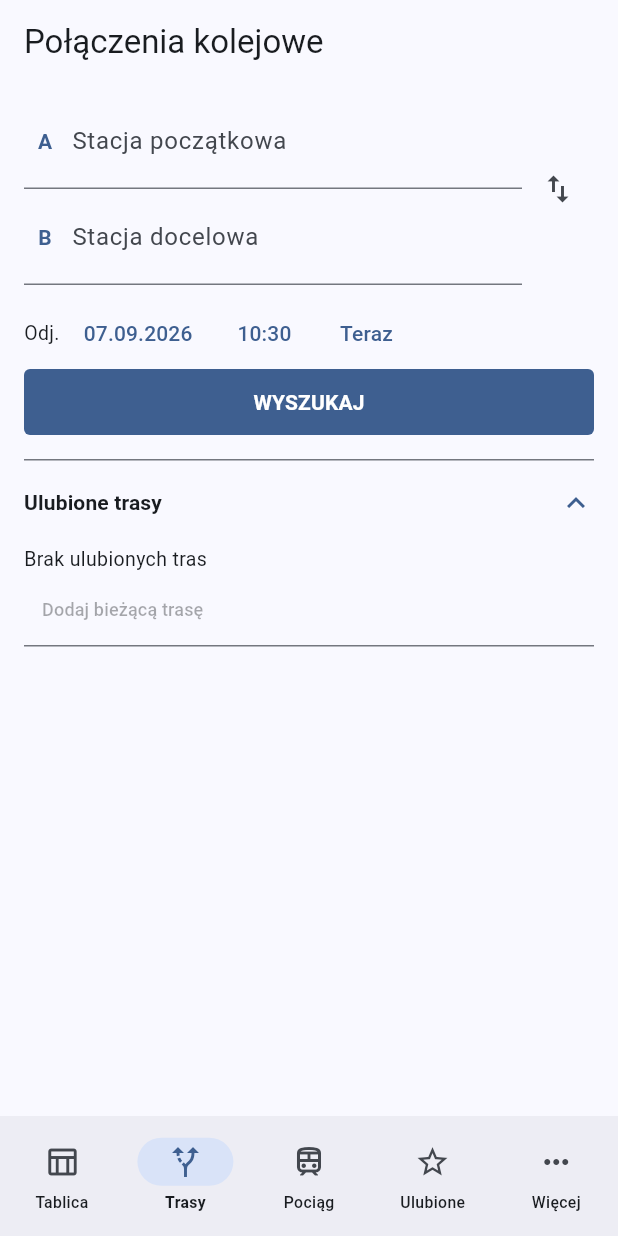
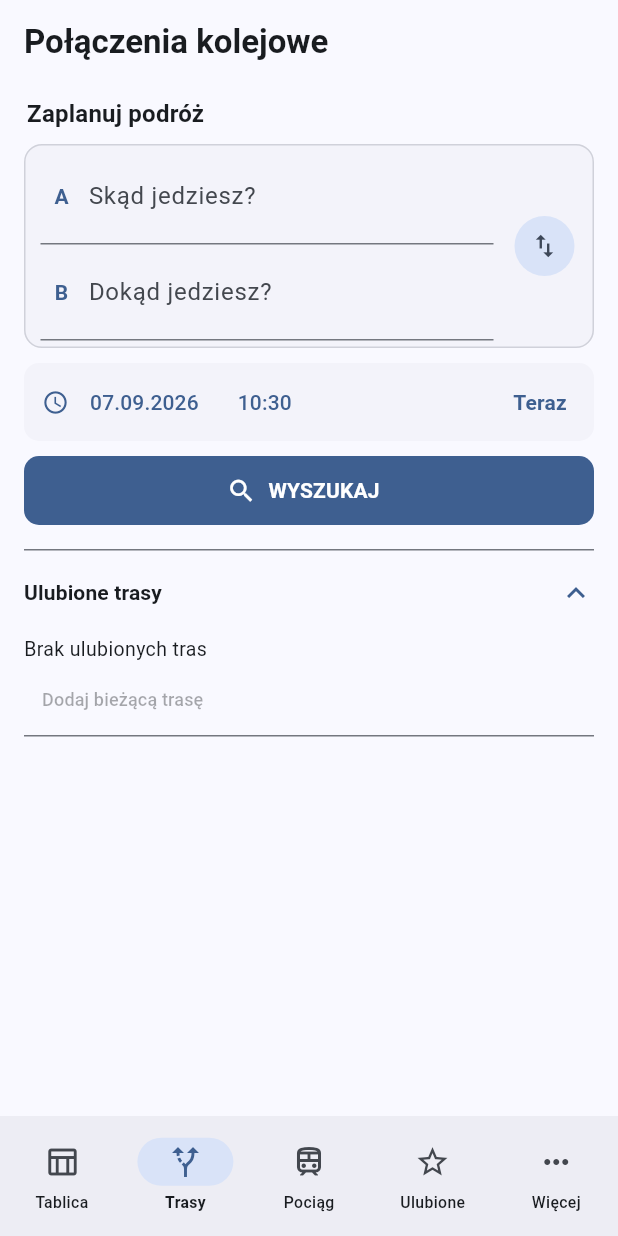
Before and after one commit to MarauTech/kolejka-source, a Flutter app: the screen it shows after launch, item 2 of the bottom bar chosen, on a phone screen of 412 x 824 dp. Run offline on Flutter 3.47's test engine with Material 3 defaults, Android fonts, the phone set to English and light mode, and no system bars; our stand-ins replace dio, geolocator, package_info_plus, shared_preferences; network calls fail.

Commit message:
feat: redesign boards and connection search

```diff
--- a/lib/screens/search_screen.dart
+++ b/lib/screens/search_screen.dart
@@ -142,7 +142,10 @@ class _SearchScreenState extends State<SearchScreen>
         _toStation != null &&
         state.isRouteFavorite(_fromStation!.id, _toStation!.id);
     return Scaffold(
-      appBar: AppBar(title: const Text('Połączenia kolejowe'), actions: [
+      appBar: AppBar(
+          title: const Text('Połączenia kolejowe',
+              style: TextStyle(fontWeight: FontWeight.bold)),
+          actions: [
             if (_fromStation != null &&
                 _toStation != null &&
                 _fromStation!.id != _toStation!.id)
@@ -155,61 +158,106 @@ class _SearchScreenState extends State<SearchScreen>
                       state.toggleFavoriteRoute(_fromStation!, _toStation!)),
           ]),
       body: SingleChildScrollView(
-          padding: const EdgeInsets.symmetric(horizontal: 16, vertical: 6),
+          padding: const EdgeInsets.fromLTRB(16, 8, 16, 24),
           child:
               Column(crossAxisAlignment: CrossAxisAlignment.stretch, children: [
-            Row(children: [
+            Padding(
+              padding: const EdgeInsets.only(left: 2, bottom: 8),
+              child: Text('Zaplanuj podróż',
+                  style: theme.textTheme.titleMedium
+                      ?.copyWith(fontWeight: FontWeight.bold)),
+            ),
+            Container(
+              decoration: BoxDecoration(
+                color: theme.colorScheme.surfaceContainerLow,
+                borderRadius: BorderRadius.circular(12),
+                border: Border.all(
+                    color: theme.colorScheme.outlineVariant
+                        .withValues(alpha: 0.75)),
+              ),
+              child: Row(children: [
                 Expanded(
+                    child: Padding(
+                  padding: const EdgeInsets.fromLTRB(10, 2, 2, 4),
                   child: Column(children: [
                     StationSearchField(
                         key: const ValueKey('origin-field'),
-                    label: 'Stacja początkowa',
+                        label: 'Skąd jedziesz?',
                         marker: 'A',
                         stations: state.stations,
                         selectedStation: _fromStation,
-                    onStationSelected: (s) => _changed(() => _fromStation = s)),
+                        onStationSelected: (s) =>
+                            _changed(() => _fromStation = s)),
                     StationSearchField(
                         key: const ValueKey('destination-field'),
-                    label: 'Stacja docelowa',
+                        label: 'Dokąd jedziesz?',
                         marker: 'B',
                         stations: state.stations,
                         selectedStation: _toStation,
-                    onStationSelected: (s) => _changed(() => _toStation = s)),
-              ])),
-              IconButton(
+                        onStationSelected: (s) =>
+                            _changed(() => _toStation = s)),
+                  ]),
+                )),
+                Padding(
+                  padding: const EdgeInsets.symmetric(horizontal: 8),
+                  child: IconButton.filledTonal(
                       tooltip: 'Zamień stacje',
                       onPressed: _swapStations,
-                  icon: const Icon(Icons.swap_vert))
+                      icon: const Icon(Icons.swap_vert, size: 20)),
+                )
               ]),
+            ),
             if (state.isLoading && state.stations.isEmpty)
               const Padding(
                   padding: EdgeInsets.only(top: 8),
                   child: Text('Wczytywanie stacji…')),
-            const SizedBox(height: 8),
-            Wrap(
-                spacing: 4,
+            const SizedBox(height: 10),
+            Container(
+              padding: const EdgeInsets.symmetric(horizontal: 4, vertical: 2),
+              decoration: BoxDecoration(
+                color: theme.colorScheme.surfaceContainerLow,
+                borderRadius: BorderRadius.circular(10),
+              ),
+              child: Row(children: [
+                Padding(
+                  padding: const EdgeInsets.only(left: 8),
+                  child: Icon(Icons.schedule_outlined,
+                      size: 18, color: theme.colorScheme.primary),
+                ),
+                const SizedBox(width: 2),
+                Expanded(
+                  child: Wrap(
+                      spacing: 0,
                       crossAxisAlignment: WrapCrossAlignment.center,
                       children: [
-                  const Text('Odj.', style: TextStyle(fontSize: 13)),
                         TextButton(
                             key: const ValueKey('connection-date'),
                             onPressed: _pickDate,
-                      child: Text(app_date.formatDateDisplay(_selectedDate))),
+                            child: Text(
+                                app_date.formatDateDisplay(_selectedDate))),
                         TextButton(
                             key: const ValueKey('connection-time'),
                             onPressed: _pickTime,
                             child: Text(app_date.formatTimeDisplay(
                                 _selectedTime.hour, _selectedTime.minute))),
-                  TextButton(onPressed: _setNow, child: const Text('Teraz')),
                       ]),
+                ),
+                TextButton(
+                    onPressed: _setNow,
+                    child: const Text('Teraz',
+                        style: TextStyle(fontWeight: FontWeight.w700))),
+              ]),
+            ),
+            const SizedBox(height: 10),
             SizedBox(
-                height: 44,
-                child: FilledButton(
+                height: 46,
+                child: FilledButton.icon(
                     onPressed: _isSearching ? null : _performSearch,
                     style: FilledButton.styleFrom(
                         shape: RoundedRectangleBorder(
-                            borderRadius: BorderRadius.circular(4))),
-                    child: const Text('WYSZUKAJ',
+                            borderRadius: BorderRadius.circular(10))),
+                    icon: const Icon(Icons.search, size: 20),
+                    label: const Text('WYSZUKAJ',
                         style: TextStyle(fontWeight: FontWeight.bold)))),
             if (_isSearching)
               const Padding(
--- a/pubspec.yaml
+++ b/pubspec.yaml
@@ -2,7 +2,7 @@ name: trainly
 description: Rozkład jazdy kolei w Polsce
 publish_to: 'none'
 
-version: 1.0.0-beta.2+3
+version: 1.0.0-beta.3+4
 
 environment:
   sdk: '>=3.0.0 <4.0.0'
```
Also changed, not shown: lib/screens/station_screen.dart (+266 -193 lines), 8 other files. Lines whose indentation alone changed are shown as unchanged.
